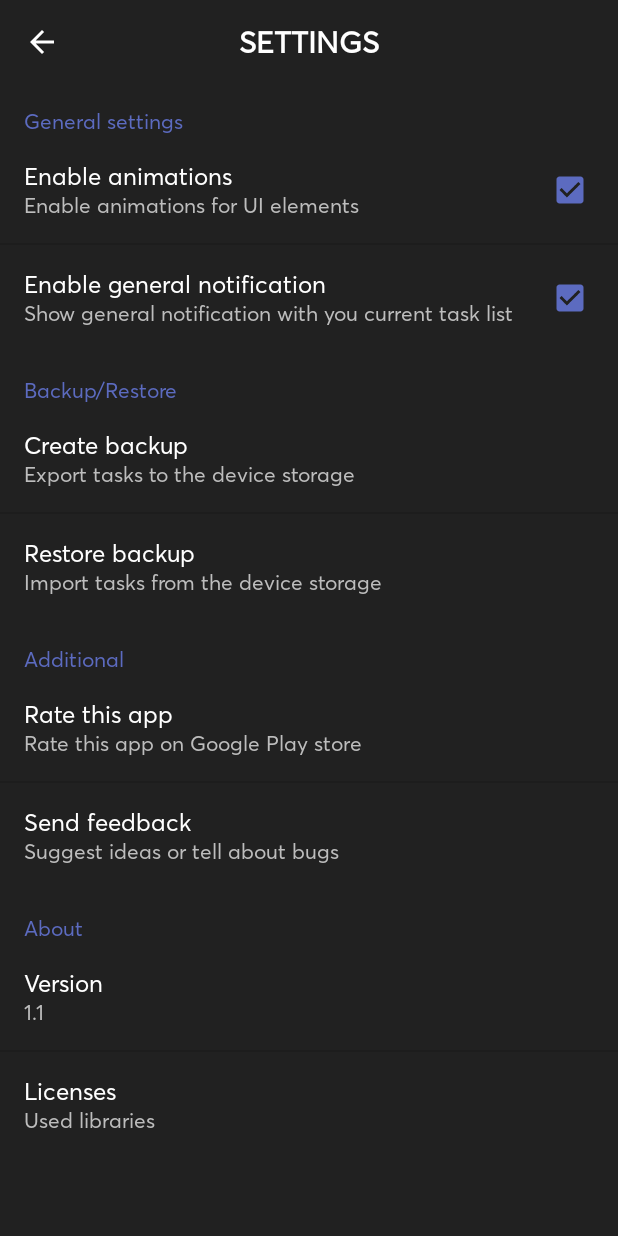
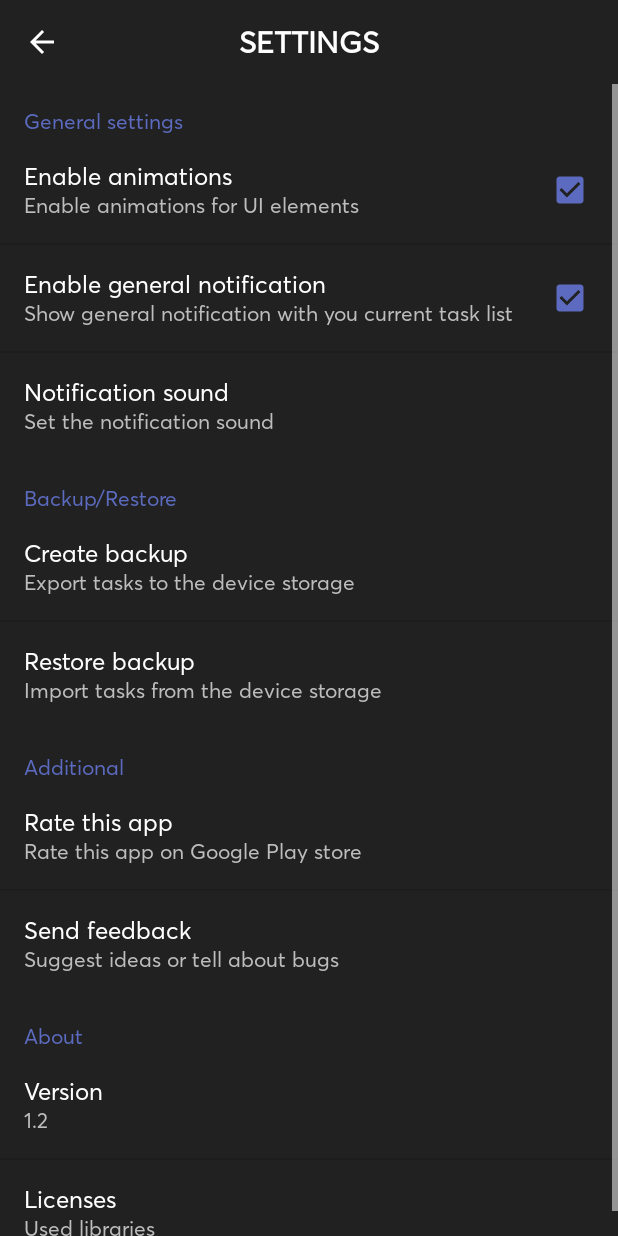
Before and after one commit to Jizzu/SimpleToDo, an Android app: the screen it shows after launch (SettingsActivity), after a tap on "Settings", on a phone screen of 412 x 824 dp. Run offline under Robolectric (Android 15) with nearby library versions, the phone set to English and light mode, and no system bars; libraries missing offline, so code that uses them is left out: com.miguelcatalan.materialsearchview, hotchemi.android.rate, io.github.tonnyl.whatsnew, top.wefor.circularanim; 13 statements that could not run were skipped; 2 other taps on this screen came first.

Commit message:
Added the ability to set custom ringtones for notification sound

```diff
--- a/app/src/main/java/apps/jizzu/simpletodo/activity/MainActivity.java
+++ b/app/src/main/java/apps/jizzu/simpletodo/activity/MainActivity.java
@@ -109,7 +109,7 @@ public class MainActivity extends AppCompatActivity implements RecyclerViewAdapt
 
         mEmptyView = findViewById(R.id.empty);
 
-        mRecyclerView = new RecyclerViewEmptySupport(mContext);
+        new RecyclerViewEmptySupport(mContext);
         mRecyclerView = findViewById(R.id.tasksList);
         mRecyclerView.setHasFixedSize(true);
 
@@ -436,7 +436,6 @@ public class MainActivity extends AppCompatActivity implements RecyclerViewAdapt
     protected void onResume() {
         super.onResume();
 
-        //addTasksFromDB();
         mFab.setVisibility(View.GONE);
 
         if (mPreferenceHelper.getBoolean(PreferenceHelper.ANIMATION_IS_ON)) {
--- a/app/src/main/java/apps/jizzu/simpletodo/alarm/AlarmHelper.java
+++ b/app/src/main/java/apps/jizzu/simpletodo/alarm/AlarmHelper.java
@@ -58,7 +58,7 @@ public class AlarmHelper {
     }
 
     /**
-     * Removes a notification by id (timeStamp).
+     * Removes notification by id (timeStamp).
      */
     public void removeNotification(long taskTimeStamp, Context context) {
         NotificationManager notificationManager =
@@ -67,7 +67,7 @@ public class AlarmHelper {
     }
 
     /**
-     * Removes a alarm by id (timeStamp).
+     * Removes alarm by id (timeStamp).
      */
     public void removeAlarm(long taskTimeStamp) {
         Intent intent = new Intent(mContext, AlarmReceiver.class);
--- a/app/src/main/res/values/strings.xml
+++ b/app/src/main/res/values/strings.xml
@@ -20,6 +20,8 @@
     <string name="preferences_animation_summary">Enable animations for UI elements</string>
     <string name="preferences_general_notification_title">Enable general notification</string>
     <string name="preferences_general_notification_summary">Show general notification with you current task list</string>
+    <string name="preferences_notification_sound_title">Notification sound</string>
+    <string name="preferences_notification_sound_summary">Set the notification sound</string>
     <string name="preferences_rate_app_title">Rate this app</string>
     <string name="preferences_rate_app_summary">Rate this app on Google Play store</string>
     <string name="preferences_send_feedback_title">Send feedback</string>
@@ -86,10 +88,10 @@
     ////////////////<!-- "What's New?" page -->////////////////
     <string name="whats_new_title">What\'s New?</string>
     <string name="whats_new_button_text">Continue</string>
-    <string name="whats_new_item_1_title">General Notification</string>
-    <string name="whats_new_item_1_text">Added the general notification with your current tasks list</string>
-    <string name="whats_new_item_2_title">Backup feature</string>
-    <string name="whats_new_item_2_text">Now you have the ability to save your task list to the internal storage of your phone</string>
+    <string name="whats_new_item_1_title">Custom notification sound</string>
+    <string name="whats_new_item_1_text">Set custom ringtones for notification sound</string>
+    <string name="whats_new_item_2_title">Widget improvement</string>
+    <string name="whats_new_item_2_text">Now tasks on widget are clickable</string>
     <string name="whats_new_item_3_title">Bug fixes</string>
     <string name="whats_new_item_3_text">Many bugs have been fixed</string>
 
--- a/app/src/main/res/xml/preferences.xml
+++ b/app/src/main/res/xml/preferences.xml
@@ -11,6 +11,14 @@
         android:key="general_notification"
         android:summary="@string/preferences_general_notification_summary"
         android:title="@string/preferences_general_notification_title" />
+    <RingtonePreference
+        android:defaultValue="content://settings/system/notification_sound"
+        android:key="notification_sound"
+        android:ringtoneType="notification"
+        android:showDefault="true"
+        android:showSilent="true"
+        android:summary="@string/preferences_notification_sound_summary"
+        android:title="@string/preferences_notification_sound_title" />
     <PreferenceCategory android:title="@string/backup_title" />
     <Preference
         android:key="backup"
@@ -34,7 +42,7 @@
     <PreferenceCategory android:title="@string/category_about" />
     <Preference
         android:key="about_version"
-        android:summary="1.1"
+        android:summary="1.2"
         android:title="@string/preferences_about_version_title" />
     <Preference
         android:key="about_licenses"
--- a/build.gradle
+++ b/build.gradle
@@ -6,7 +6,7 @@ buildscript {
         google()
     }
     dependencies {
-        classpath 'com.android.tools.build:gradle:3.1.0'
+        classpath 'com.android.tools.build:gradle:3.1.1'
 
         // NOTE: Do not place your application dependencies here; they belong
         // in the individual module build.gradle files
```
Also changed, not shown: app/build.gradle (+11 -12 lines), app/src/main/java/apps/jizzu/simpletodo/activity/EditTaskActivity.java (+2 -8 lines), app/src/main/java/apps/jizzu/simpletodo/adapter/RecyclerViewAdapter.java (+8 -9 lines), app/src/main/java/apps/jizzu/simpletodo/alarm/AlarmReceiver.java (+17 -2 lines), app/src/main/java/apps/jizzu/simpletodo/utils/BackupHelper.java (+3 -6 lines), 1 other file.
